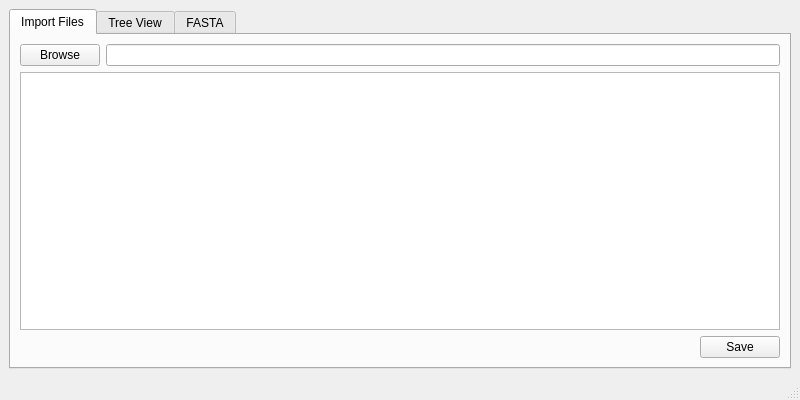
Before: the Qt Designer form Resources/reader.ui in biotecufam/genebiopy, drawn with Qt 5.
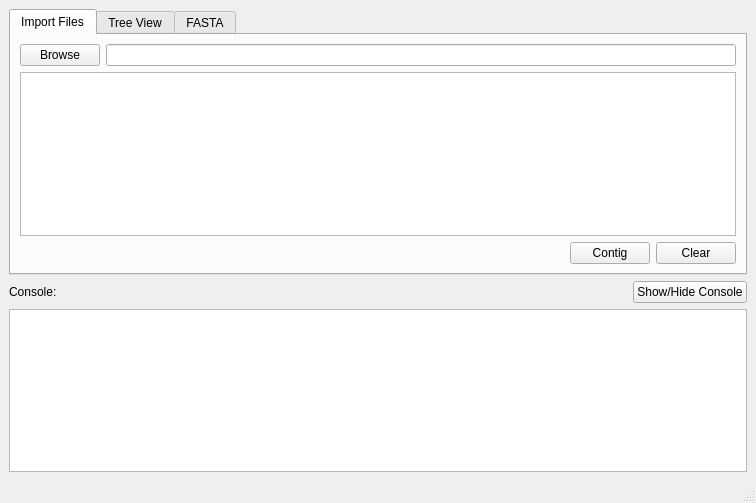
After: the same form once the commit is applied.

Commit message: Import Contig and fixes on Import Category

What changed in the file:
```diff
--- a/Resources/reader.ui
+++ b/Resources/reader.ui
@@ -6,57 +6,102 @@
    <rect>
     <x>0</x>
     <y>0</y>
-    <width>800</width>
-    <height>400</height>
+    <width>756</width>
+    <height>503</height>
    </rect>
   </property>
   <property name="windowTitle">
    <string>BioPython</string>
   </property>
   <widget class="QWidget" name="centralwidget">
-   <layout class="QHBoxLayout" name="horizontalLayout">
-    <item>
+   <property name="sizePolicy">
+    <sizepolicy hsizetype="Expanding" vsizetype="Expanding">
+     <horstretch>0</horstretch>
+     <verstretch>0</verstretch>
+    </sizepolicy>
+   </property>
+   <layout class="QGridLayout" name="gridLayout_3">
+    <item row="1" column="1">
+     <spacer name="consoleBtnSpacer">
+      <property name="orientation">
+       <enum>Qt::Horizontal</enum>
+      </property>
+      <property name="sizeHint" stdset="0">
+       <size>
+        <width>40</width>
+        <height>20</height>
+       </size>
+      </property>
+     </spacer>
+    </item>
+    <item row="1" column="2">
+     <widget class="QPushButton" name="consoleBtn">
+      <property name="text">
+       <string>Show/Hide Console</string>
+      </property>
+     </widget>
+    </item>
+    <item row="1" column="0">
+     <widget class="QLabel" name="consoleLabel">
+      <property name="text">
+       <string>Console:</string>
+      </property>
+     </widget>
+    </item>
+    <item row="0" column="0" colspan="3">
      <widget class="QTabWidget" name="tabWidget">
       <property name="currentIndex">
        <number>0</number>
       </property>
-      <widget class="QWidget" name="tableTab">
+      <widget class="QWidget" name="importTab">
        <attribute name="title">
         <string>Import Files</string>
        </attribute>
        <layout class="QGridLayout" name="gridLayout">
         <item row="0" column="0">
          <widget class="QPushButton" name="browseBtn">
+          <property name="sizePolicy">
+           <sizepolicy hsizetype="Fixed" vsizetype="Fixed">
+            <horstretch>0</horstretch>
+            <verstretch>0</verstretch>
+           </sizepolicy>
+          </property>
           <property name="text">
            <string>Browse</string>
           </property>
          </widget>
         </item>
-        <item row="0" column="1" colspan="2">
+        <item row="1" column="0" colspan="4">
+         <widget class="QTableWidget" name="tableWidget"/>
+        </item>
+        <item row="0" column="1" colspan="3">
          <widget class="QLineEdit" name="browseLine"/>
         </item>
-        <item row="2" column="2">
-         <widget class="QPushButton" name="saveBtn">
+        <item row="3" column="3">
+         <widget class="QPushButton" name="clearBtn">
+          <property name="sizePolicy">
+           <sizepolicy hsizetype="Fixed" vsizetype="Fixed">
+            <horstretch>0</horstretch>
+            <verstretch>0</verstretch>
+           </sizepolicy>
+          </property>
           <property name="text">
-           <string>Save</string>
+           <string>Clear</string>
           </property>
          </widget>
         </item>
-        <item row="1" column="0" colspan="3">
-         <widget class="QTreeView" name="tableView"/>
-        </item>
-        <item row="2" column="1">
-         <spacer name="tableTabSpacer">
-          <property name="orientation">
-           <enum>Qt::Horizontal</enum>
+        <item row="3" column="2">
+         <widget class="QPushButton" name="contigBtn">
+          <property name="sizePolicy">
+           <sizepolicy hsizetype="Fixed" vsizetype="Fixed">
+            <horstretch>0</horstretch>
+            <verstretch>0</verstretch>
+           </sizepolicy>
           </property>
-          <property name="sizeHint" stdset="0">
-           <size>
-            <width>40</width>
-            <height>20</height>
-           </size>
+          <property name="text">
+           <string>Contig</string>
           </property>
-         </spacer>
+         </widget>
         </item>
        </layout>
       </widget>
@@ -79,28 +124,6 @@
           </property>
          </widget>
         </item>
-        <item row="0" column="0">
-         <widget class="QFrame" name="pizzaFrame">
-          <property name="sizePolicy">
-           <sizepolicy hsizetype="Fixed" vsizetype="Preferred">
-            <horstretch>0</horstretch>
-            <verstretch>0</verstretch>
-           </sizepolicy>
-          </property>
-          <property name="minimumSize">
-           <size>
-            <width>200</width>
-            <height>0</height>
-           </size>
-          </property>
-          <property name="frameShape">
-           <enum>QFrame::StyledPanel</enum>
-          </property>
-          <property name="frameShadow">
-           <enum>QFrame::Raised</enum>
-          </property>
-         </widget>
-        </item>
         <item row="0" column="1" colspan="4">
          <widget class="QTreeWidget" name="treeWidget">
           <column>
@@ -111,7 +134,7 @@
          </widget>
         </item>
         <item row="1" column="1">
-         <spacer name="horizontalSpacer">
+         <spacer name="treeViewSpacer">
           <property name="orientation">
            <enum>Qt::Horizontal</enum>
           </property>
@@ -123,6 +146,28 @@
           </property>
          </spacer>
         </item>
+        <item row="0" column="0">
+         <widget class="QFrame" name="pieFrame">
+          <property name="sizePolicy">
+           <sizepolicy hsizetype="Fixed" vsizetype="Preferred">
+            <horstretch>0</horstretch>
+            <verstretch>0</verstretch>
+           </sizepolicy>
+          </property>
+          <property name="minimumSize">
+           <size>
+            <width>200</width>
+            <height>0</height>
+           </size>
+          </property>
+          <property name="frameShape">
+           <enum>QFrame::StyledPanel</enum>
+          </property>
+          <property name="frameShadow">
+           <enum>QFrame::Raised</enum>
+          </property>
+         </widget>
+        </item>
        </layout>
       </widget>
       <widget class="QWidget" name="fastaTab">
@@ -137,6 +182,22 @@
       </widget>
      </widget>
     </item>
+    <item row="2" column="0" colspan="3">
+     <widget class="QTextEdit" name="consoleText">
+      <property name="sizePolicy">
+       <sizepolicy hsizetype="Preferred" vsizetype="Maximum">
+        <horstretch>0</horstretch>
+        <verstretch>0</verstretch>
+       </sizepolicy>
+      </property>
+      <property name="minimumSize">
+       <size>
+        <width>0</width>
+        <height>0</height>
+       </size>
+      </property>
+     </widget>
+    </item>
    </layout>
   </widget>
   <widget class="QMenuBar" name="menubar">
@@ -144,7 +205,7 @@
     <rect>
      <x>0</x>
      <y>0</y>
-     <width>800</width>
+     <width>756</width>
      <height>20</height>
     </rect>
    </property>
```
The commit also changes 17 other files.
